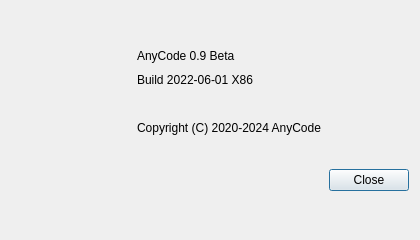
Before: the Qt Designer form App/modules/help/about_dialog.ui in fengzhu2007/anycode, drawn with Qt 5.
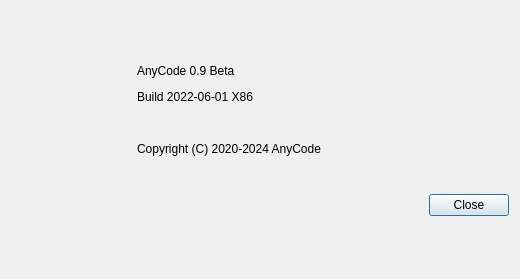
After: the same form once the commit is applied. Icons and pictures are not drawn.

Patch:
```diff
--- a/App/modules/help/about_dialog.ui
+++ b/App/modules/help/about_dialog.ui
@@ -6,8 +6,8 @@
    <rect>
     <x>0</x>
     <y>0</y>
-    <width>420</width>
-    <height>240</height>
+    <width>520</width>
+    <height>279</height>
    </rect>
   </property>
   <property name="sizePolicy">
@@ -66,7 +66,7 @@
    <item>
     <layout class="QVBoxLayout" name="verticalLayout">
      <property name="spacing">
-      <number>10</number>
+      <number>12</number>
      </property>
      <item>
       <spacer name="verticalSpacer">
```
